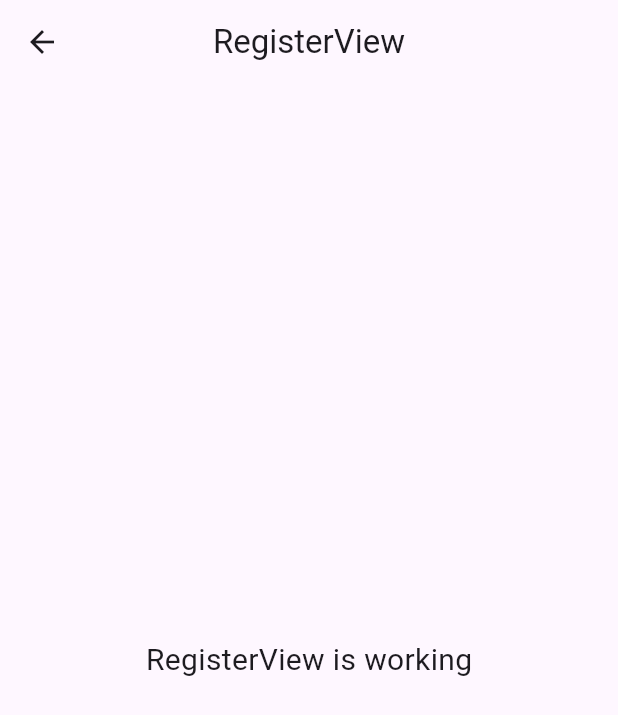
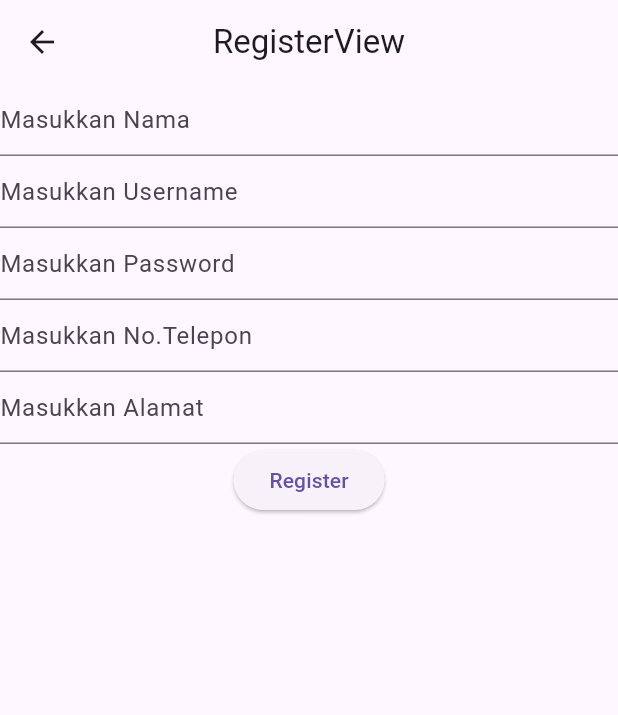
Before and after one commit to galihfaajar/peminjam_perpustakaan_kelas_b, a Flutter app: the RegisterView screen opened by its route, on a phone screen of 412 x 824 dp. Shown: the top 715 px of the screen. Run offline on Flutter 3.47's test engine with Material 3 defaults, Android fonts, the phone set to English and light mode, and no system bars; our stand-ins replace dio, get, get_storage, pretty_dio_logger; missing offline and left inert: dart:html; accounts and stored records are empty.

Commit message:
membuat halaman login dan register

```diff
--- a/lib/app/data/constant/endpoint.dart
+++ b/lib/app/data/constant/endpoint.dart
@@ -1,8 +1,10 @@
 class Endpoint {
-  static const String baseUrlApi = "https://api-perpustakaan.abadjayasenantiasa.com/api/v1/petugas/";
+  static const String baseUrlApi = "https://api-perpustakaan.abadjayasenantiasa.com/api/v1/user/";
 
 
   static const String login = "${baseUrlApi}login";
+  static const String register = "${baseUrlApi}register";
   static const String book = "${baseUrlApi}book";
   static const String pinjam = "${baseUrlApi}pinjam";
+  // static const String koleksi = "${baseUrlApi}koleksi";
 }
--- a/lib/app/modules/register/controllers/register_controller.dart
+++ b/lib/app/modules/register/controllers/register_controller.dart
@@ -1,7 +1,19 @@
+import 'package:flutter/material.dart';
 import 'package:get/get.dart';
+import 'package:dio/dio.dart' as dio;
+import 'package:peminjam_perpustakaan_kelas_b/app/data/constant/endpoint.dart';
+import 'package:peminjam_perpustakaan_kelas_b/app/data/provider/api_provider.dart';
+import 'package:peminjam_perpustakaan_kelas_b/app/data/provider/storage_provider.dart';
+import 'package:peminjam_perpustakaan_kelas_b/app/routes/app_pages.dart';
 
 class RegisterController extends GetxController {
-  //TODO: Implement RegisterController
+  final loading = false.obs;
+  final GlobalKey<FormState> formKey = GlobalKey<FormState>();
+  final TextEditingController namaController = TextEditingController();
+  final TextEditingController usernameController = TextEditingController();
+  final TextEditingController passwordController = TextEditingController();
+  final TextEditingController telpController = TextEditingController();
+  final TextEditingController alamatController = TextEditingController();
 
   final count = 0.obs;
   @override
@@ -20,4 +32,42 @@ class RegisterController extends GetxController {
   }
 
   void increment() => count.value++;
+
+  register() async {
+    loading(true);
+    try {
+      FocusScope.of(Get.context!).unfocus();
+      formKey.currentState?.save();
+      if (formKey.currentState!.validate()) {
+        final response = await ApiProvider.instance().post(Endpoint.register,
+            data: dio.FormData.fromMap({
+              "nama": namaController.text.toString(),
+              "username": usernameController.text.toString(),
+              "password": passwordController.text.toString(),
+              "telp": telpController.text.toString(),
+              "alamat": alamatController.text.toString(),
+            }));
+        if (response.statusCode == 201) {
+          Get.offAllNamed(Routes.LOGIN);
+        } else {
+          Get.snackbar("Sorry", "Register Gagal", backgroundColor: Colors.orange);
+        }
+      }
+      loading(false);
+    } on dio.DioException catch (e) {
+      loading(false);
+      if (e.response != null) {
+        if (e.response?.data != null) {
+          Get.snackbar("Sorry", "${e.response?.data['message']}",
+              backgroundColor: Colors.orange);
+        }
+      } else {
+        Get.snackbar("Sorry", e.message ?? "", backgroundColor: Colors.red);
+      }
+    } catch (e) {
+      loading(false);
+      Get.snackbar("Error", e.toString(), backgroundColor: Colors.red);
+    }
+  }
+
 }
--- a/lib/app/modules/register/views/register_view.dart
+++ b/lib/app/modules/register/views/register_view.dart
@@ -1,6 +1,7 @@
 import 'package:flutter/material.dart';
 
 import 'package:get/get.dart';
+import 'package:peminjam_perpustakaan_kelas_b/app/routes/app_pages.dart';
 
 import '../controllers/register_controller.dart';
 
@@ -13,10 +14,69 @@ class RegisterView extends GetView<RegisterController> {
         title: const Text('RegisterView'),
         centerTitle: true,
       ),
-      body: const Center(
-        child: Text(
-          'RegisterView is working',
-          style: TextStyle(fontSize: 20),
+      body: Center(
+        child: Form(
+          key: controller.formKey,
+          child: Column(
+            children: [
+              TextFormField(
+                controller: controller.namaController,
+                decoration: InputDecoration(hintText: "Masukkan Nama"),
+                validator: (value) {
+                  if (value!.isEmpty) {
+                    return "Nama tidak boleh kosong";
+                  }
+                  return null;
+                },
+              ),
+              TextFormField(
+                controller: controller.usernameController,
+                decoration: InputDecoration(hintText: "Masukkan Username"),
+                validator: (value) {
+                  if (value!.isEmpty) {
+                    return "Username tidak boleh kosong";
+                  }
+                  return null;
+                },
+              ),
+              TextFormField(
+                controller: controller.passwordController,
+                decoration: InputDecoration(hintText: "Masukkan Password"),
+                obscureText: true,
+                validator: (value) {
+                  if (value!.isEmpty) {
+                    return "Password tidak boleh kosong";
+                  }
+                  return null;
+                },
+              ),
+              TextFormField(
+                controller: controller.telpController,
+                decoration: InputDecoration(hintText: "Masukkan No.Telepon"),
+                validator: (value) {
+                  if (value!.isEmpty) {
+                    return "No. Telepon tidak boleh kosong";
+                  }
+                  return null;
+                },
+              ),
+              TextFormField(
+                controller: controller.alamatController,
+                decoration: InputDecoration(hintText: "Masukkan Alamat"),
+                validator: (value) {
+                  if (value!.isEmpty) {
+                    return "Alamat tidak boleh kosong";
+                  }
+                  return null;
+                },
+              ),
+              Obx(() => controller.loading.value?
+              CircularProgressIndicator():
+                  ElevatedButton(onPressed: (){
+                    controller.register();
+                  }, child: Text("Register"))),
+            ],
+          ),
         ),
       ),
     );
--- a/lib/app/routes/app_pages.dart
+++ b/lib/app/routes/app_pages.dart
@@ -18,7 +18,7 @@ part 'app_routes.dart';
 class AppPages {
   AppPages._();
 
-  static const INITIAL = Routes.HOME;
+  static const INITIAL = Routes.LOGIN;
 
   static final routes = [
     GetPage(
```
Also changed, not shown: lib/app/modules/login/controllers/login_controller.dart (+54 -1 lines), lib/app/modules/login/views/login_view.dart (+40 -4 lines).
